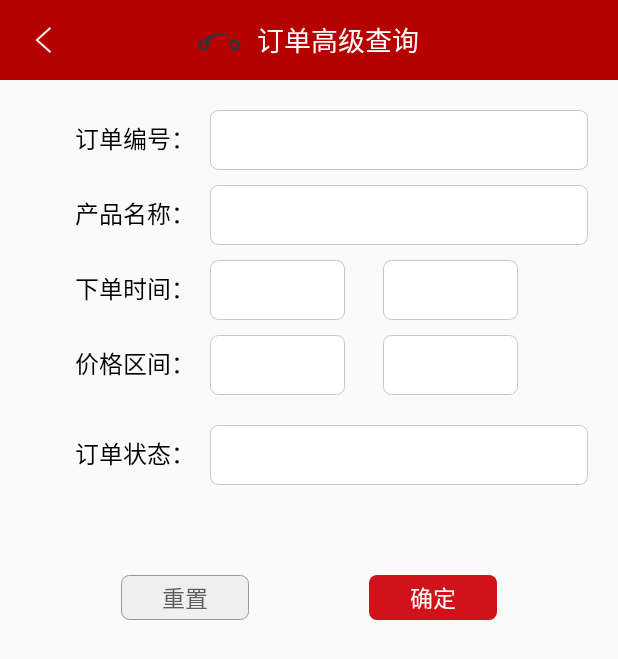
After one commit to r17171709/CarClient, an Android app: the OrderCenterSearchActivity screen opened directly, with no data from a screen before it, on a phone screen of 412 x 824 dp. The commit adds this screen. Shown: the top 659 px of the screen. Run offline under Robolectric (Android 15) with nearby library versions, the phone set to English and light mode, and no system bars; our stand-ins replace ButterKnife; libraries missing offline, so code that uses them is left out: com.squareup.okhttp, rx.android.schedulers, rx.functions, rx.schedulers.

Commit message:
首页H5交互完成，高级订单搜索完成

```diff
--- a/app/src/main/AndroidManifest.xml
+++ b/app/src/main/AndroidManifest.xml
@@ -43,6 +43,8 @@
         <activity android:name=".activity.order.PayOrderActivity" android:screenOrientation="portrait" android:windowSoftInputMode="adjustPan"></activity>
         <activity android:name=".activity.order.CartActivity" android:screenOrientation="portrait"></activity>
         <activity android:name=".activity.order.OrderCenterDetailActivity" android:windowSoftInputMode="adjustPan" android:screenOrientation="portrait"></activity>
+        <activity android:name=".activity.order.OrderCenterSearchActivity" android:screenOrientation="portrait"></activity>
+        <activity android:name=".activity.order.OrderCenterSearchResultActivity" android:screenOrientation="portrait"></activity>
         <activity android:name=".activity.login.LoginActivity" android:screenOrientation="portrait"></activity>
         <activity android:name=".activity.login.JoinActivity" android:screenOrientation="portrait"></activity>
         <activity android:name=".activity.login.ForgetActivity" android:screenOrientation="portrait"></activity>
--- /dev/null
+++ b/app/src/main/java/com/renyu/carclient/activity/order/OrderCenterSearchActivity.java
@@ -0,0 +1,182 @@
+package com.renyu.carclient.activity.order;
+
+import android.app.AlertDialog;
+import android.app.DatePickerDialog;
+import android.content.DialogInterface;
+import android.content.Intent;
+import android.graphics.Color;
+import android.os.Bundle;
+import android.view.View;
+import android.widget.DatePicker;
+import android.widget.EditText;
+import android.widget.ImageView;
+import android.widget.RelativeLayout;
+import android.widget.TextView;
+
+import com.renyu.carclient.R;
+import com.renyu.carclient.base.BaseActivity;
+
+import java.text.ParseException;
+import java.text.SimpleDateFormat;
+import java.util.Calendar;
+import java.util.Date;
+
+import butterknife.Bind;
+import butterknife.OnClick;
+
+/**
+ * Created by renyu on 15/11/14.
+ */
+public class OrderCenterSearchActivity extends BaseActivity {
+
+    @Bind(R.id.view_toolbar_center_title)
+    TextView view_toolbar_center_title;
+    @Bind(R.id.view_toolbar_center_back)
+    ImageView view_toolbar_center_back;
+    @Bind(R.id.senior_status)
+    TextView senior_status;
+    @Bind(R.id.senior_product)
+    EditText senior_product;
+    @Bind(R.id.senior_productid)
+    EditText senior_productid;
+    @Bind(R.id.senior_time1)
+    TextView senior_time1;
+    @Bind(R.id.senior_time2)
+    TextView senior_time2;
+    @Bind(R.id.senior_price1)
+    EditText senior_price1;
+    @Bind(R.id.senior_price2)
+    EditText senior_price2;
+
+    @Override
+    public int initContentView() {
+        return R.layout.activity_ordercenter_search;
+    }
+
+    @Override
+    protected void onCreate(Bundle savedInstanceState) {
+        super.onCreate(savedInstanceState);
+
+        initViews();
+    }
+
+    private void initViews() {
+        view_toolbar_center_title.setText("订单高级查询");
+        view_toolbar_center_back.setVisibility(View.VISIBLE);
+
+        senior_time1.setTag("0");
+        senior_time2.setTag("0");
+        senior_status.setTag("");
+    }
+
+    @OnClick({R.id.view_toolbar_center_back, R.id.senior_reset, R.id.senior_commit, R.id.senior_time1, R.id.senior_time2, R.id.senior_status})
+    public void onClick(View view) {
+        switch (view.getId()) {
+            case R.id.view_toolbar_center_back:
+                finish();
+                break;
+            case R.id.senior_reset:
+                senior_status.setText("");
+                senior_status.setTag("");
+                senior_product.setText("");
+                senior_productid.setText("");
+                senior_time1.setText("");
+                senior_time2.setText("");
+                senior_price1.setText("");
+                senior_price2.setText("");
+                break;
+            case R.id.senior_commit:
+                if ((senior_time1.getText().toString().equals("") && !senior_time2.getText().toString().equals("")) ||
+                        (senior_time2.getText().toString().equals("") && !senior_time1.getText().toString().equals("")) ) {
+                    showToast("请完整输入下单时间");
+                    return;
+                }
+                if (Integer.parseInt(senior_time1.getTag().toString())>Integer.parseInt(senior_time2.getTag().toString())) {
+                    showToast("请正确输入下单时间");
+                    return;
+                }
+                if ((senior_price1.getText().toString().equals("") && !senior_price2.getText().toString().equals("")) ||
+                        (senior_price1.getText().toString().equals("") && !senior_price2.getText().toString().equals("")) ) {
+                    showToast("请完整输入价格区间");
+                    return;
+                }
+                if (!senior_price1.getText().toString().equals("")&&
+                        !senior_price2.getText().toString().equals("")&&
+                        Integer.parseInt(senior_price1.getText().toString())>Integer.parseInt(senior_price2.getText().toString())) {
+                    showToast("请正确输入价格区间");
+                    return;
+                }
+                search();
+                break;
+            case R.id.senior_time1:
+                Calendar calendarTime1=Calendar.getInstance();
+                new DatePickerDialog(OrderCenterSearchActivity.this, new DatePickerDialog.OnDateSetListener() {
+                    @Override
+                    public void onDateSet(DatePicker view, int year, int month, int day) {
+                        // TODO Auto-generated method stub
+                        String time=year+"-"+((month + 1) < 10 ? "0" + (month + 1) : (month + 1))+"-"+((day < 10) ? "0" + day : day);
+                        SimpleDateFormat format=new SimpleDateFormat("yyyy-MM-dd");
+                        senior_time1.setText(time);
+                        try {
+                            Date date=format.parse(time);
+                            senior_time1.setTag(date.getTime()/1000);
+                        } catch (ParseException e) {
+                            e.printStackTrace();
+                        }
+                    }
+                }, calendarTime1.get(Calendar.YEAR), calendarTime1.get(Calendar.MONTH), calendarTime1.get(Calendar.DAY_OF_MONTH)).show();
+                break;
+            case R.id.senior_time2:
+                Calendar calendarTime2=Calendar.getInstance();
+                new DatePickerDialog(OrderCenterSearchActivity.this, new DatePickerDialog.OnDateSetListener() {
+                    @Override
+                    public void onDateSet(DatePicker view, int year, int month, int day) {
+                        // TODO Auto-generated method stub
+                        String time=year+"-"+((month + 1) < 10 ? "0" + (month + 1) : (month + 1))+"-"+((day < 10) ? "0" + day : day);
+                        SimpleDateFormat format=new SimpleDateFormat("yyyy-MM-dd");
+                        senior_time2.setText(time);
+                        try {
+                            Date date=format.parse(time);
+                            senior_time2.setTag(date.getTime()/1000);
+                        } catch (ParseException e) {
+                            e.printStackTrace();
+                        }
+                    }
+                }, calendarTime2.get(Calendar.YEAR), calendarTime2.get(Calendar.MONTH), calendarTime2.get(Calendar.DAY_OF_MONTH)).show();
+                break;
+            case R.id.senior_status:
+                final String[] orderType={"全部", "待确认", "待发货", "待收货", "待付款", "已完成", "已关闭", "已取消"};
+                final String[] orderTag={"", "WAIT_CONFRIM", "DELIVER_GOODS", "WAIT_GOODS", "RECEIVE_GOODS", "TRADE_FINISHED", "TRADE_CLOSED", "TRADE_CANCEL"};
+                new AlertDialog.Builder(OrderCenterSearchActivity.this).setTitle("请选择订单状态").setItems(orderType, new DialogInterface.OnClickListener() {
+                    @Override
+                    public void onClick(DialogInterface dialog, int which) {
+                        senior_status.setText(orderType[which]);
+                        senior_status.setTag(orderTag[which]);
+                    }
+                }).show();
+                break;
+        }
+    }
+
+    private void search() {
+        Intent intent=new Intent(OrderCenterSearchActivity.this, OrderCenterSearchResultActivity.class);
+        Bundle bundle=new Bundle();
+        bundle.putString("senior_status", senior_status.getTag().toString());
+        if (!senior_product.getText().toString().equals("")) {
+            bundle.putString("senior_product", senior_product.getText().toString());
+        }
+        if (!senior_productid.getText().toString().equals("")) {
+            bundle.putString("senior_productid", senior_productid.getText().toString());
+        }
+        if (!senior_time1.getText().toString().equals("")&&!senior_time2.getText().toString().equals("")) {
+            bundle.putString("senior_time1", senior_time1.getTag().toString());
+            bundle.putString("senior_time2", senior_time2.getTag().toString());
+        }
+        if (!senior_price1.getText().toString().equals("")&&!senior_price2.getText().toString().equals("")) {
+            bundle.putString("senior_price1", senior_price1.getText().toString());
+            bundle.putString("senior_price2", senior_price2.getText().toString());
+        }
+        intent.putExtras(bundle);
+        startActivity(intent);
+    }
+}
--- a/app/src/main/java/com/renyu/carclient/activity/search/GoodsListActivity.java
+++ b/app/src/main/java/com/renyu/carclient/activity/search/GoodsListActivity.java
@@ -154,8 +154,6 @@ public class GoodsListActivity extends BaseActivity {
 
         if (getIntent().getExtras().getString("type").equals(ParamUtils.CAT)) {
             SearchCatogoryView view= (SearchCatogoryView) LayoutInflater.from(this).inflate(R.layout.view_search_category, null, false);
-            view.setCatSecId(getIntent().getExtras().getInt("cat_sec_id"));
-            view.setCatFirId(getIntent().getExtras().getInt("cat_fir_id"));
             view.setCatId(getIntent().getExtras().getInt("cat_id"));
             view.setOnFinalChoiceListener(new SearchCatogoryView.OnFinalChoiceListener() {
                 @Override
@@ -250,8 +248,10 @@ public class GoodsListActivity extends BaseActivity {
             params.put("cat_id", cat_id);
         }
         else if (getIntent().getExtras().getString("type").equals(ParamUtils.BRAND)) {
+            if (!cat_id.equals("-1")) {
+                params.put("cat_id", cat_id);
+            }
             params.put("brand_id", brand_id);
-            params.put("cat_id", cat_id);
         }
         params.put("page_size", "20");
         params.put("page_no", ""+page_no);
--- a/app/src/main/java/com/renyu/carclient/adapter/SearchCategoryChildAdapter.java
+++ b/app/src/main/java/com/renyu/carclient/adapter/SearchCategoryChildAdapter.java
@@ -93,8 +93,6 @@ public class SearchCategoryChildAdapter extends RecyclerView.Adapter<RecyclerVie
                     Bundle bundle=new Bundle();
                     bundle.putString("type", ParamUtils.CAT);
                     bundle.putInt("cat_id", models.get(position).getCat_id());
-                    bundle.putInt("cat_sec_id", models.get(position).getParent_id());
-                    bundle.putInt("cat_fir_id", firstCatId);
                     intent.putExtras(bundle);
                     context.startActivity(intent);
                 }
--- /dev/null
+++ b/app/src/main/res/layout/activity_ordercenter_search.xml
@@ -0,0 +1,176 @@
+<?xml version="1.0" encoding="utf-8"?>
+<LinearLayout xmlns:android="http://schemas.android.com/apk/res/android"
+    android:orientation="vertical" android:layout_width="match_parent"
+    android:layout_height="match_parent">
+    <include layout="@layout/view_toolbar_center"></include>
+    <LinearLayout
+        android:layout_width="match_parent"
+        android:layout_height="wrap_content"
+        android:layout_marginTop="20dip"
+        android:orientation="horizontal">
+        <TextView
+            android:layout_width="130dip"
+            android:layout_height="wrap_content"
+            android:textColor="@android:color/black"
+            android:gravity="right"
+            android:textSize="16sp"
+            android:text="订单编号："/>
+        <EditText
+            android:id="@+id/senior_productid"
+            android:layout_marginRight="20dip"
+            android:layout_width="match_parent"
+            android:layout_height="40dip"
+            android:gravity="center_vertical"
+            android:padding="5dip"
+            android:textSize="13sp"
+            android:imeOptions="actionNext"
+            android:inputType="number"
+            android:layout_marginLeft="10dip"
+            android:background="@drawable/rectangle_corner_black"/>
+    </LinearLayout>
+    <LinearLayout
+        android:layout_width="match_parent"
+        android:layout_height="wrap_content"
+        android:layout_marginTop="10dip"
+        android:orientation="horizontal">
+        <TextView
+            android:layout_width="130dip"
+            android:layout_height="wrap_content"
+            android:textColor="@android:color/black"
+            android:gravity="right"
+            android:textSize="16sp"
+            android:text="产品名称："/>
+        <EditText
+            android:id="@+id/senior_product"
+            android:layout_marginRight="20dip"
+            android:layout_width="match_parent"
+            android:layout_height="40dip"
+            android:gravity="center_vertical"
+            android:padding="5dip"
+            android:textSize="13sp"
+            android:inputType="text"
+            android:imeOptions="actionNext"
+            android:layout_marginLeft="10dip"
+            android:background="@drawable/rectangle_corner_black"/>
+    </LinearLayout>
+    <LinearLayout
+        android:layout_width="match_parent"
+        android:layout_height="wrap_content"
+        android:layout_marginTop="10dip"
+        android:orientation="horizontal">
+        <TextView
+            android:layout_width="130dip"
+            android:layout_height="wrap_content"
+            android:textColor="@android:color/black"
+            android:gravity="right"
+            android:textSize="16sp"
+            android:text="下单时间："/>
+        <TextView
+            android:id="@+id/senior_time1"
+            android:layout_marginRight="20dip"
+            android:layout_width="90dip"
+            android:layout_height="40dip"
+            android:gravity="center_vertical"
+            android:padding="5dip"
+            android:textSize="13sp"
+            android:layout_marginLeft="10dip"
+            android:background="@drawable/rectangle_corner_black" />
+        <TextView
+            android:id="@+id/senior_time2"
+            android:layout_width="90dip"
+            android:layout_height="40dip"
+            android:gravity="center_vertical"
+            android:padding="5dip"
+            android:textSize="13sp"
+            android:layout_marginLeft="5dip"
+            android:background="@drawable/rectangle_corner_black" />
+    </LinearLayout>
+    <LinearLayout
+        android:layout_width="match_parent"
+        android:layout_height="wrap_content"
+        android:layout_marginTop="10dip"
+        android:orientation="horizontal">
+        <TextView
+            android:layout_width="130dip"
+            android:layout_height="wrap_content"
+            android:textColor="@android:color/black"
+            android:gravity="right"
+            android:textSize="16sp"
+            android:text="价格区间："/>
+        <EditText
+            android:id="@+id/senior_price1"
+            android:layout_marginRight="20dip"
+            android:layout_width="90dip"
+            android:layout_height="40dip"
+            android:gravity="center_vertical"
+            android:padding="5dip"
+            android:textSize="13sp"
+            android:layout_marginLeft="10dip"
+            android:inputType="number"
+            android:imeOptions="actionNext"
+            android:background="@drawable/rectangle_corner_black" />
+        <EditText
+            android:id="@+id/senior_price2"
+            android:layout_width="90dip"
+            android:layout_height="40dip"
+            android:gravity="center_vertical"
+            android:padding="5dip"
+            android:textSize="13sp"
+            android:layout_marginLeft="5dip"
+            android:inputType="number"
+            android:imeOptions="actionNext"
+            android:background="@drawable/rectangle_corner_black" />
+    </LinearLayout>
+    <LinearLayout
+        android:layout_width="match_parent"
+        android:layout_height="wrap_content"
+        android:layout_marginTop="20dip"
+        android:orientation="horizontal">
+        <TextView
+            android:layout_width="130dip"
+            android:layout_height="wrap_content"
+            android:textColor="@android:color/black"
+            android:gravity="right"
+            android:textSize="16sp"
+            android:text="订单状态："/>
+        <TextView
+            android:id="@+id/senior_status"
+            android:layout_marginRight="20dip"
+            android:layout_width="match_parent"
+            android:layout_height="40dip"
+            android:gravity="center_vertical"
+            android:padding="5dip"
+            android:textSize="13sp"
+            android:layout_marginLeft="10dip"
+            android:inputType="text"
+            android:imeOptions="actionNext"
+            android:background="@drawable/rectangle_corner_black"/>
+    </LinearLayout>
+    <LinearLayout
+        android:layout_width="match_parent"
+        android:layout_height="wrap_content"
+        android:gravity="center"
+        android:layout_marginTop="60dip"
+        android:orientation="horizontal">
+        <TextView
+            android:id="@+id/senior_reset"
+            android:textSize="15sp"
+            android:layout_marginRight="40dip"
+            android:layout_width="85dip"
+            android:layout_height="30dip"
+            android:background="@drawable/rectangle_background_lightgray"
+            android:gravity="center"
+            android:textColor="#5e5e5e"
+            android:text="重置"/>
+        <TextView
+            android:id="@+id/senior_commit"
+            android:textSize="15sp"
+            android:layout_marginLeft="40dip"
+            android:layout_width="85dip"
+            android:layout_height="30dip"
+            android:background="@drawable/rectangle_background_red"
+            android:gravity="center"
+            android:textColor="@android:color/white"
+            android:text="确定"/>
+    </LinearLayout>
+</LinearLayout>
```
Also changed, not shown: app/src/main/java/com/renyu/carclient/activity/order/OrderCenterSearchResultActivity.java (added, +254 -0 lines), app/src/main/java/com/renyu/carclient/adapter/SearchViewTwoAdapter.java (+0 -10 lines), app/src/main/java/com/renyu/carclient/fragment/IndexFragment.java (+72 -2 lines), app/src/main/java/com/renyu/carclient/fragment/MyFragment.java (+8 -6 lines), app/src/main/java/com/renyu/carclient/fragment/OrderFragment.java (+10 -0 lines), app/src/main/java/com/renyu/carclient/myview/SearchCatogoryView.java (+0 -10 lines).
